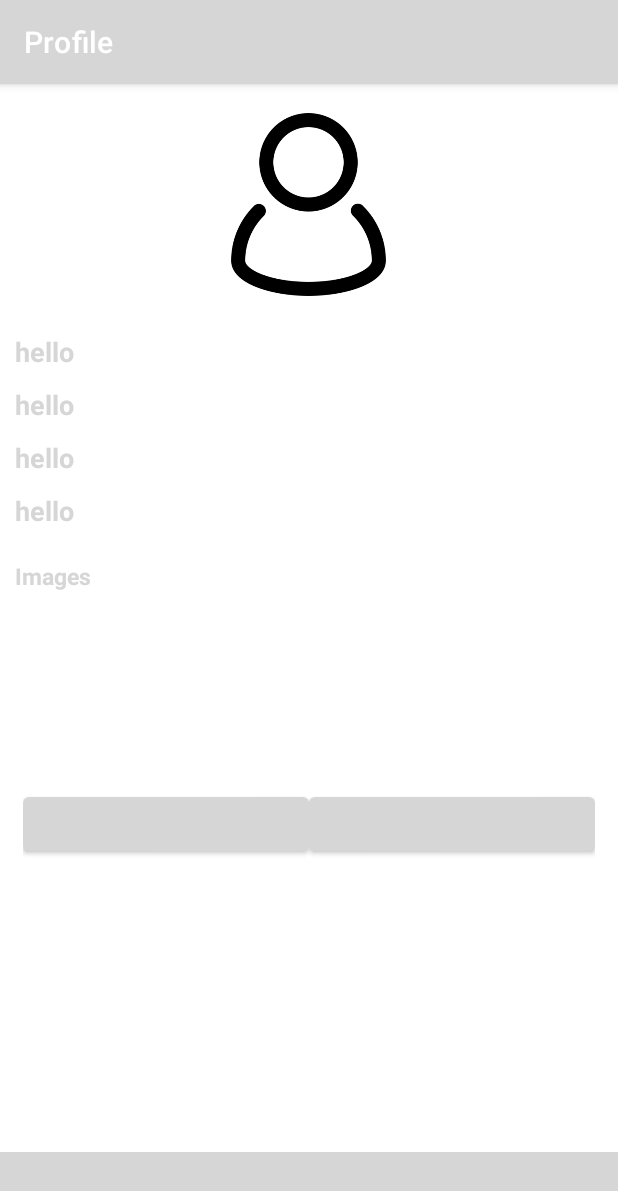
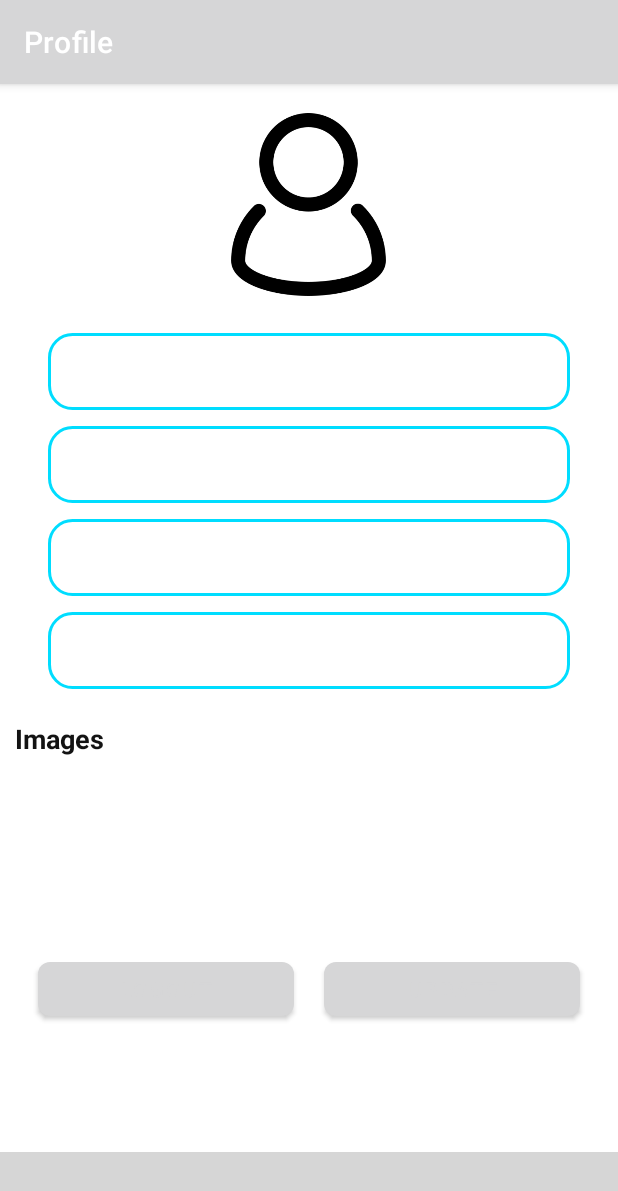
Before and after one commit to krakendev01/HeavensGate, an Android app: the fund_profile screen opened through its navigation route, on a phone screen of 412 x 824 dp. Shown: the top 1191 px of the screen. Run offline under Robolectric (Android 15) with nearby library versions, the phone set to English and light mode, and no system bars; our stand-ins replace CircleImageView, Firebase (no records; nobody signed in at launch, a user with empty details on screens opened directly); plain views replace SmoothBottomBar; 1 statement that could not run was skipped; grey boxes are pictures that could not be loaded.

Commit message:
fund profile

```diff
--- a/app/src/main/res/layout/fragment_fund_profile.xml
+++ b/app/src/main/res/layout/fragment_fund_profile.xml
@@ -3,6 +3,7 @@
     xmlns:tools="http://schemas.android.com/tools"
     android:layout_width="match_parent"
     android:layout_height="match_parent"
+    xmlns:app="http://schemas.android.com/apk/res-auto"
     tools:context=".fund_profile">
 
     <LinearLayout
@@ -22,48 +23,52 @@
 
         <TextView
             android:id="@+id/fund_namepro"
-            android:layout_width="match_parent"
-            android:layout_height="wrap_content"
-            android:textSize="18sp"
+            android:layout_width="348dp"
+            android:layout_height="51dp"
+            android:textSize="25sp"
+            android:paddingLeft="15dp"
+            android:gravity="center"
             android:textStyle="bold"
-            android:text="hello"
-            android:textColor="@color/black"
+            android:background="@drawable/edt_cus"
             android:layout_marginVertical="5dp"
             android:layout_marginHorizontal="10dp"
             />
 
         <TextView
             android:id="@+id/fund_principlepro"
-            android:layout_width="match_parent"
-            android:layout_height="wrap_content"
-            android:textSize="18sp"
+            android:layout_width="348dp"
+            android:layout_height="51dp"
+            android:textSize="25sp"
+            android:paddingLeft="15dp"
+            android:gravity="center"
             android:textStyle="bold"
-            android:text="hello"
-            android:textColor="@color/black"
+            android:background="@drawable/edt_cus"
             android:layout_marginVertical="5dp"
             android:layout_marginHorizontal="10dp"
             />
 
         <TextView
             android:id="@+id/fund_emailpro"
-            android:layout_width="match_parent"
-            android:layout_height="wrap_content"
-            android:textSize="18sp"
+            android:layout_width="348dp"
+            android:layout_height="51dp"
+            android:textSize="25sp"
+            android:paddingLeft="15dp"
+            android:gravity="center"
             android:textStyle="bold"
-            android:text="hello"
-            android:textColor="@color/black"
+            android:background="@drawable/edt_cus"
             android:layout_marginVertical="5dp"
             android:layout_marginHorizontal="10dp"
             />
 
         <TextView
             android:id="@+id/fund_phonepro"
-            android:layout_width="match_parent"
-            android:layout_height="wrap_content"
-            android:textSize="18sp"
+            android:layout_width="348dp"
+            android:layout_height="51dp"
+            android:textSize="25sp"
+            android:paddingLeft="15dp"
+            android:gravity="center"
             android:textStyle="bold"
-            android:text="hello"
-            android:textColor="@color/black"
+            android:background="@drawable/edt_cus"
             android:layout_marginVertical="5dp"
             android:layout_marginHorizontal="10dp"
             />
@@ -71,39 +76,48 @@
         <TextView
             android:layout_width="match_parent"
             android:layout_height="wrap_content"
-            android:textSize="15sp"
+            android:textSize="18sp"
             android:textStyle="bold"
             android:text="Images"
-            android:textColor="@color/black"
+            android:textColor="#131313"
             android:layout_marginVertical="15dp"
             android:layout_marginHorizontal="10dp"
             />
 
         <ImageView
+            android:id="@+id/fund_img_pro"
             android:layout_width="100dp"
             android:layout_height="100dp" />
+
+
 
         <LinearLayout
             android:layout_width="match_parent"
             android:layout_height="wrap_content"
             android:layout_margin="15dp">
 
+
+            <com.google.android.material.button.MaterialButton
+                android:id="@+id/fund_pro_Logout_btn"
+                android:layout_width="match_parent"
+                android:layout_weight="1"
+                app:cornerRadius="8dp"
+                android:layout_marginHorizontal="10dp"
+                android:text="logout"
+                android:layout_height="wrap_content"
+
+                />
         <com.google.android.material.button.MaterialButton
             android:id="@+id/fund_pro_update_btn"
             android:layout_width="match_parent"
+            android:layout_marginHorizontal="10dp"
             android:layout_weight="1"
+            app:cornerRadius="8dp"
             android:text="Update"
             android:layout_height="wrap_content"
 
             />
-            <com.google.android.material.button.MaterialButton
-            android:id="@+id/fund_pro_Logout_btn"
-            android:layout_width="match_parent"
-            android:layout_weight="1"
-            android:text="Update"
-            android:layout_height="wrap_content"
 
-            />
 
         </LinearLayout>
     </LinearLayout>
--- a/app/src/main/res/layout/fragment_profile.xml
+++ b/app/src/main/res/layout/fragment_profile.xml
@@ -33,7 +33,6 @@
             android:layout_width="match_parent"
             android:layout_height="50dp"
             android:background="@drawable/edt_cus"
-            android:text="John Doe"
             android:textAlignment="center"
             android:gravity="center"
             android:id="@+id/cur_name"
@@ -44,7 +43,6 @@
             android:layout_width="match_parent"
             android:layout_height="50dp"
             android:background="@drawable/edt_cus"
-            android:text="john@gmail.com"
             android:textSize="25dp"
             android:textStyle="bold"
             android:gravity="center"
@@ -55,7 +53,6 @@
             android:layout_width="match_parent"
             android:layout_height="50dp"
             android:background="@drawable/edt_cus"
-            android:text="998877664455"
             android:textSize="25dp"
             android:gravity="center"
             android:textStyle="bold"
```
